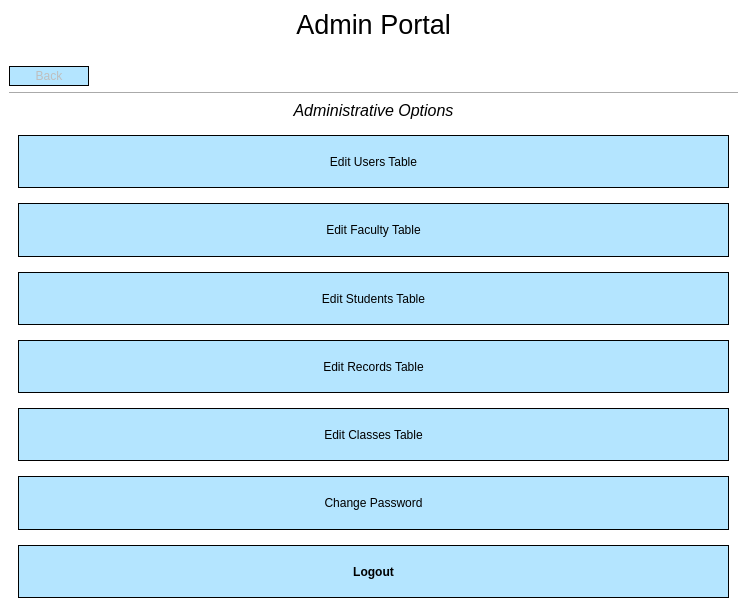
Above: Form Files/adminView.ui from alixabahena/SIMS before the change. Below: the same form after it.
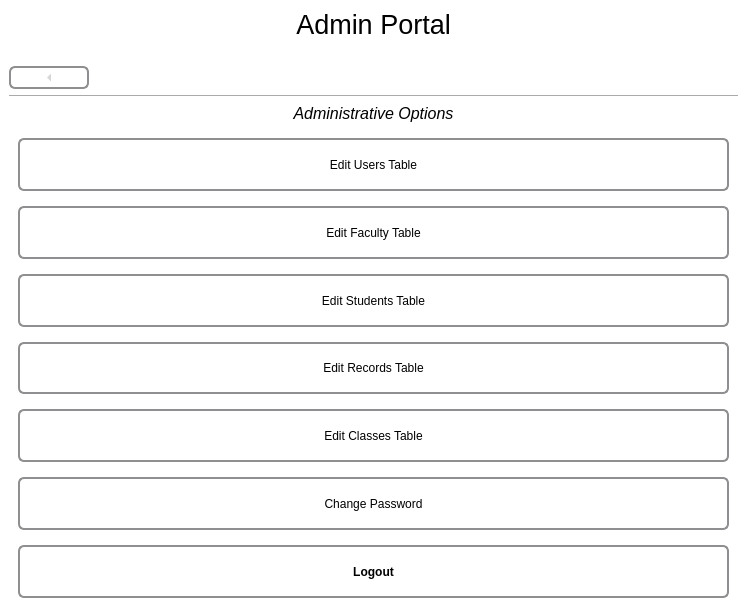
That is the form after the change. The open tabs and pages were chosen to show the change. Icons and pictures are not drawn.

Commit message: Changed the ui colors to grey.

```diff
--- a/Form Files/adminView.ui
+++ b/Form Files/adminView.ui
@@ -49,7 +49,7 @@
        </widget>
       </item>
       <item>
-       <widget class="QPushButton" name="backButton">
+       <widget class="QToolButton" name="backButton">
         <property name="enabled">
          <bool>false</bool>
         </property>
@@ -66,12 +66,45 @@
          </size>
         </property>
         <property name="styleSheet">
-         <string notr="true">background-color: rgb(180, 229, 255);
-border: 1px solid black;</string>
+         <string notr="true">QToolButton { /* all types of tool button */
+    border: 2px solid #8f8f91;
+    border-radius: 6px;
+    background-color: qlineargradient(x1: 0, y1: 0, x2: 0, y2: 1,
+                                      stop: 0 #f6f7fa, stop: 1 #dadbde);
+}
+
+QToolButton[popupMode=&quot;1&quot;] { /* only for MenuButtonPopup */
+    padding-right: 20px; /* make way for the popup button */
+}
+
+QToolButton:pressed {
+    background-color: qlineargradient(x1: 0, y1: 0, x2: 0, y2: 1,
+                                      stop: 0 #dadbde, stop: 1 #f6f7fa);
+}
+
+/* the subcontrols below are used only in the MenuButtonPopup mode */
+QToolButton::menu-button {
+    border: 2px solid gray;
+    border-top-right-radius: 6px;
+    border-bottom-right-radius: 6px;
+    /* 16px width + 4px for border = 20px allocated above */
+    width: 16px;
+}
+
+QToolButton::menu-arrow {
+    image: url(downarrow.png);
+}
+
+QToolButton::menu-arrow:open {
+    top: 1px; left: 1px; /* shift it a bit */
+}</string>
         </property>
         <property name="text">
          <string>Back</string>
         </property>
+        <property name="arrowType">
+         <enum>Qt::LeftArrow</enum>
+        </property>
        </widget>
       </item>
       <item>
@@ -118,7 +151,7 @@
                <number>15</number>
               </property>
               <item>
-               <widget class="QPushButton" name="editUsersButton">
+               <widget class="QToolButton" name="editUsersButton">
                 <property name="sizePolicy">
                  <sizepolicy hsizetype="Expanding" vsizetype="Expanding">
                   <horstretch>0</horstretch>
@@ -126,8 +159,38 @@
                  </sizepolicy>
                 </property>
                 <property name="styleSheet">
-                 <string notr="true">background-color: rgb(180, 229, 255);
-border: 1px solid black;</string>
+                 <string notr="true">QToolButton { /* all types of tool button */
+    border: 2px solid #8f8f91;
+    border-radius: 6px;
+    background-color: qlineargradient(x1: 0, y1: 0, x2: 0, y2: 1,
+                                      stop: 0 #f6f7fa, stop: 1 #dadbde);
+}
+
+QToolButton[popupMode=&quot;1&quot;] { /* only for MenuButtonPopup */
+    padding-right: 20px; /* make way for the popup button */
+}
+
+QToolButton:pressed {
+    background-color: qlineargradient(x1: 0, y1: 0, x2: 0, y2: 1,
+                                      stop: 0 #dadbde, stop: 1 #f6f7fa);
+}
+
+/* the subcontrols below are used only in the MenuButtonPopup mode */
+QToolButton::menu-button {
+    border: 2px solid gray;
+    border-top-right-radius: 6px;
+    border-bottom-right-radius: 6px;
+    /* 16px width + 4px for border = 20px allocated above */
+    width: 16px;
+}
+
+QToolButton::menu-arrow {
+    image: url(downarrow.png);
+}
+
+QToolButton::menu-arrow:open {
+    top: 1px; left: 1px; /* shift it a bit */
+}</string>
                 </property>
                 <property name="text">
                  <string>Edit Users Table</string>
@@ -135,7 +198,7 @@
                </widget>
               </item>
               <item>
-               <widget class="QPushButton" name="editFacultyButton">
+               <widget class="QToolButton" name="editFacultyButton">
                 <property name="sizePolicy">
                  <sizepolicy hsizetype="Expanding" vsizetype="Expanding">
                   <horstretch>0</horstretch>
@@ -143,8 +206,38 @@
                  </sizepolicy>
                 </property>
                 <property name="styleSheet">
-                 <string notr="true">background-color: rgb(180, 229, 255);
-border: 1px solid black;</string>
+                 <string notr="true">QToolButton { /* all types of tool button */
+    border: 2px solid #8f8f91;
+    border-radius: 6px;
+    background-color: qlineargradient(x1: 0, y1: 0, x2: 0, y2: 1,
+                                      stop: 0 #f6f7fa, stop: 1 #dadbde);
+}
+
+QToolButton[popupMode=&quot;1&quot;] { /* only for MenuButtonPopup */
+    padding-right: 20px; /* make way for the popup button */
+}
+
+QToolButton:pressed {
+    background-color: qlineargradient(x1: 0, y1: 0, x2: 0, y2: 1,
+                                      stop: 0 #dadbde, stop: 1 #f6f7fa);
+}
+
+/* the subcontrols below are used only in the MenuButtonPopup mode */
+QToolButton::menu-button {
+    border: 2px solid gray;
+    border-top-right-radius: 6px;
+    border-bottom-right-radius: 6px;
+    /* 16px width + 4px for border = 20px allocated above */
+    width: 16px;
+}
+
+QToolButton::menu-arrow {
+    image: url(downarrow.png);
+}
+
+QToolButton::menu-arrow:open {
+    top: 1px; left: 1px; /* shift it a bit */
+}</string>
                 </property>
                 <property name="text">
                  <string>Edit Faculty Table</string>
@@ -152,7 +245,7 @@
                </widget>
               </item>
               <item>
-               <widget class="QPushButton" name="editStudentsButton">
+               <widget class="QToolButton" name="editStudentsButton">
                 <property name="sizePolicy">
                  <sizepolicy hsizetype="Expanding" vsizetype="Expanding">
                   <horstretch>0</horstretch>
@@ -160,8 +253,38 @@
                  </sizepolicy>
                 </property>
                 <property name="styleSheet">
-                 <string notr="true">background-color: rgb(180, 229, 255);
-border: 1px solid black;</string>
+                 <string notr="true">QToolButton { /* all types of tool button */
+    border: 2px solid #8f8f91;
+    border-radius: 6px;
+    background-color: qlineargradient(x1: 0, y1: 0, x2: 0, y2: 1,
+                                      stop: 0 #f6f7fa, stop: 1 #dadbde);
+}
+
+QToolButton[popupMode=&quot;1&quot;] { /* only for MenuButtonPopup */
+    padding-right: 20px; /* make way for the popup button */
+}
+
+QToolButton:pressed {
+    background-color: qlineargradient(x1: 0, y1: 0, x2: 0, y2: 1,
+                                      stop: 0 #dadbde, stop: 1 #f6f7fa);
+}
+
+/* the subcontrols below are used only in the MenuButtonPopup mode */
+QToolButton::menu-button {
+    border: 2px solid gray;
+    border-top-right-radius: 6px;
+    border-bottom-right-radius: 6px;
+    /* 16px width + 4px for border = 20px allocated above */
+    width: 16px;
+}
+
+QToolButton::menu-arrow {
+    image: url(downarrow.png);
+}
+
+QToolButton::menu-arrow:open {
+    top: 1px; left: 1px; /* shift it a bit */
+}</string>
                 </property>
                 <property name="text">
                  <string>Edit Students Table</string>
@@ -169,7 +292,7 @@
                </widget>
               </item>
               <item>
-               <widget class="QPushButton" name="editRecordsButton">
+               <widget class="QToolButton" name="editRecordsButton">
                 <property name="sizePolicy">
                  <sizepolicy hsizetype="Expanding" vsizetype="Expanding">
                   <horstretch>0</horstretch>
@@ -177,8 +300,38 @@
                  </sizepolicy>
                 </property>
                 <property name="styleSheet">
-                 <string notr="true">background-color: rgb(180, 229, 255);
-border: 1px solid black;</string>
+                 <string notr="true">QToolButton { /* all types of tool button */
+    border: 2px solid #8f8f91;
+    border-radius: 6px;
+    background-color: qlineargradient(x1: 0, y1: 0, x2: 0, y2: 1,
+                                      stop: 0 #f6f7fa, stop: 1 #dadbde);
+}
+
+QToolButton[popupMode=&quot;1&quot;] { /* only for MenuButtonPopup */
+    padding-right: 20px; /* make way for the popup button */
+}
+
+QToolButton:pressed {
+    background-color: qlineargradient(x1: 0, y1: 0, x2: 0, y2: 1,
+                                      stop: 0 #dadbde, stop: 1 #f6f7fa);
+}
+
+/* the subcontrols below are used only in the MenuButtonPopup mode */
+QToolButton::menu-button {
+    border: 2px solid gray;
+    border-top-right-radius: 6px;
+    border-bottom-right-radius: 6px;
+    /* 16px width + 4px for border = 20px allocated above */
+    width: 16px;
+}
+
+QToolButton::menu-arrow {
+    image: url(downarrow.png);
+}
+
+QToolButton::menu-arrow:open {
+    top: 1px; left: 1px; /* shift it a bit */
+}</string>
                 </property>
                 <property name="text">
                  <string>Edit Records Table</string>
@@ -186,7 +339,7 @@
                </widget>
               </item>
               <item>
-               <widget class="QPushButton" name="editClassesButton">
+               <widget class="QToolButton" name="editClassesButton">
                 <property name="sizePolicy">
                  <sizepolicy hsizetype="Expanding" vsizetype="Expanding">
                   <horstretch>0</horstretch>
@@ -194,8 +347,38 @@
                  </sizepolicy>
                 </property>
                 <property name="styleSheet">
-                 <string notr="true">background-color: rgb(180, 229, 255);
-border: 1px solid black;</string>
+                 <string notr="true">QToolButton { /* all types of tool button */
+    border: 2px solid #8f8f91;
+    border-radius: 6px;
+    background-color: qlineargradient(x1: 0, y1: 0, x2: 0, y2: 1,
+                                      stop: 0 #f6f7fa, stop: 1 #dadbde);
+}
+
+QToolButton[popupMode=&quot;1&quot;] { /* only for MenuButtonPopup */
+    padding-right: 20px; /* make way for the popup button */
+}
+
+QToolButton:pressed {
+    background-color: qlineargradient(x1: 0, y1: 0, x2: 0, y2: 1,
+                                      stop: 0 #dadbde, stop: 1 #f6f7fa);
+}
+
+/* the subcontrols below are used only in the MenuButtonPopup mode */
+QToolButton::menu-button {
+    border: 2px solid gray;
+    border-top-right-radius: 6px;
+    border-bottom-right-radius: 6px;
+    /* 16px width + 4px for border = 20px allocated above */
+    width: 16px;
+}
+
+QToolButton::menu-arrow {
+    image: url(downarrow.png);
+}
+
+QToolButton::menu-arrow:open {
+    top: 1px; left: 1px; /* shift it a bit */
+}</string>
                 </property>
                 <property name="text">
                  <string>Edit Classes Table</string>
@@ -203,7 +386,7 @@
                </widget>
               </item>
               <item>
-               <widget class="QPushButton" name="changePasswordButton">
+               <widget class="QToolButton" name="changePasswordButton">
                 <property name="sizePolicy">
                  <sizepolicy hsizetype="Expanding" vsizetype="Expanding">
                   <horstretch>0</horstretch>
@@ -211,8 +394,38 @@
                  </sizepolicy>
                 </property>
                 <property name="styleSheet">
-                 <string notr="true">background-color: rgb(180, 229, 255);
-border: 1px solid black;</string>
+                 <string notr="true">QToolButton { /* all types of tool button */
+    border: 2px solid #8f8f91;
+    border-radius: 6px;
+    background-color: qlineargradient(x1: 0, y1: 0, x2: 0, y2: 1,
+                                      stop: 0 #f6f7fa, stop: 1 #dadbde);
+}
+
+QToolButton[popupMode=&quot;1&quot;] { /* only for MenuButtonPopup */
+    padding-right: 20px; /* make way for the popup button */
+}
+
+QToolButton:pressed {
+    background-color: qlineargradient(x1: 0, y1: 0, x2: 0, y2: 1,
+                                      stop: 0 #dadbde, stop: 1 #f6f7fa);
+}
+
+/* the subcontrols below are used only in the MenuButtonPopup mode */
+QToolButton::menu-button {
+    border: 2px solid gray;
+    border-top-right-radius: 6px;
+    border-bottom-right-radius: 6px;
+    /* 16px width + 4px for border = 20px allocated above */
+    width: 16px;
+}
+
+QToolButton::menu-arrow {
+    image: url(downarrow.png);
+}
+
+QToolButton::menu-arrow:open {
+    top: 1px; left: 1px; /* shift it a bit */
+}</string>
                 </property>
                 <property name="text">
                  <string>Change Password</string>
@@ -220,7 +433,7 @@
                </widget>
               </item>
               <item>
-               <widget class="QPushButton" name="logoutButton">
+               <widget class="QToolButton" name="logoutButton">
                 <property name="sizePolicy">
                  <sizepolicy hsizetype="Expanding" vsizetype="Expanding">
                   <horstretch>0</horstretch>
@@ -234,8 +447,38 @@
                  </font>
                 </property>
                 <property name="styleSheet">
-                 <string notr="true">background-color: rgb(180, 229, 255);
-border: 1px solid black;</string>
+                 <string notr="true">QToolButton { /* all types of tool button */
+    border: 2px solid #8f8f91;
+    border-radius: 6px;
+    background-color: qlineargradient(x1: 0, y1: 0, x2: 0, y2: 1,
+                                      stop: 0 #f6f7fa, stop: 1 #dadbde);
+}
+
+QToolButton[popupMode=&quot;1&quot;] { /* only for MenuButtonPopup */
+    padding-right: 20px; /* make way for the popup button */
+}
+
+QToolButton:pressed {
+    background-color: qlineargradient(x1: 0, y1: 0, x2: 0, y2: 1,
+                                      stop: 0 #dadbde, stop: 1 #f6f7fa);
+}
+
+/* the subcontrols below are used only in the MenuButtonPopup mode */
+QToolButton::menu-button {
+    border: 2px solid gray;
+    border-top-right-radius: 6px;
+    border-bottom-right-radius: 6px;
+    /* 16px width + 4px for border = 20px allocated above */
+    width: 16px;
+}
+
+QToolButton::menu-arrow {
+    image: url(downarrow.png);
+}
+
+QToolButton::menu-arrow:open {
+    top: 1px; left: 1px; /* shift it a bit */
+}</string>
                 </property>
                 <property name="text">
                  <string>Logout</string>
```
Left out of the diff: 476 changed lines with no effect on the pictures. The commit also changes 9 other files.
